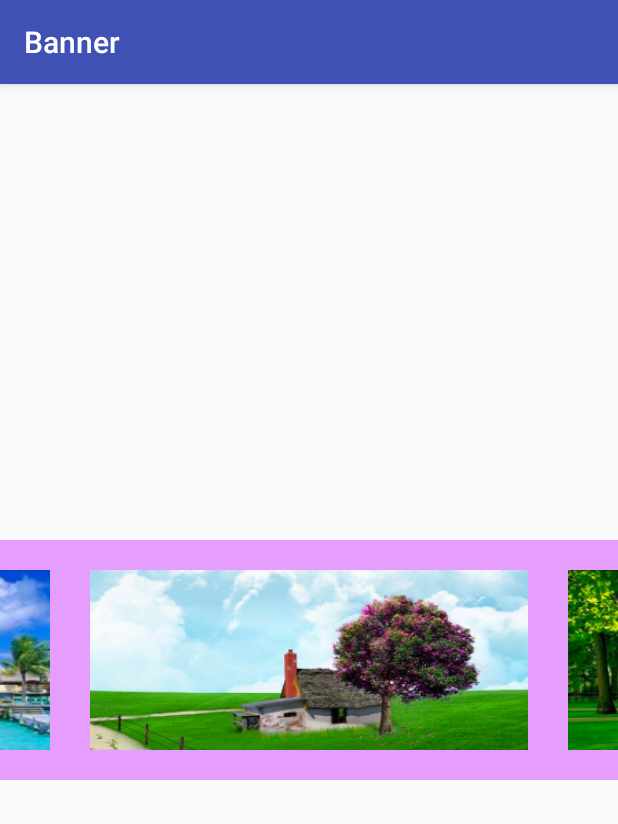
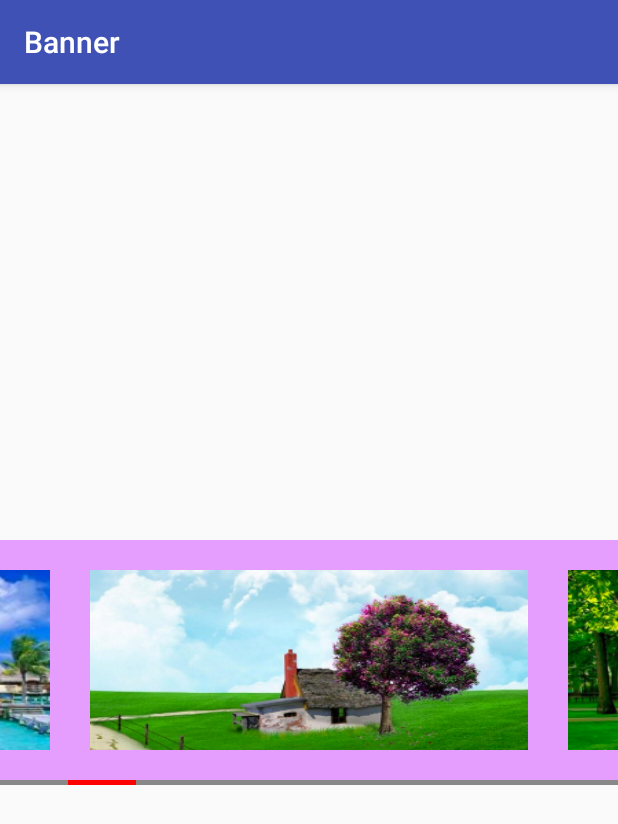
Before and after one commit to shaoruichao/Banner, an Android app: the screen it shows after launch (MainActivity), on a phone screen of 412 x 824 dp. Shown: the top 824 px of the screen. Run offline under Robolectric (Android 15) with nearby library versions, the phone set to English and light mode, and no system bars; our stand-ins replace ButterKnife.

Commit message:
网上无意中看到下划线的指示器，感觉挺不错的，故加之

```diff
--- a/app/src/main/java/com/example/banner/MainActivity.java
+++ b/app/src/main/java/com/example/banner/MainActivity.java
@@ -1,5 +1,6 @@
 package com.example.banner;
 
+import android.graphics.Color;
 import android.os.Bundle;
 import android.os.Handler;
 import android.support.v4.view.PagerAdapter;
@@ -8,6 +9,7 @@ import android.support.v7.app.AppCompatActivity;
 import android.view.View;
 import android.view.ViewGroup;
 import android.widget.ImageView;
+import android.widget.LinearLayout;
 import android.widget.Toast;
 
 import com.example.banner.adapter.ViewPageAdapter;
@@ -24,7 +26,7 @@ import java.util.List;
 import butterknife.BindView;
 import butterknife.ButterKnife;
 
-public class MainActivity extends AppCompatActivity {
+public class MainActivity extends AppCompatActivity implements ViewPager.OnPageChangeListener{
 
     @BindView(R.id.id_viewpager)
     ViewPager idViewpager;
@@ -37,6 +39,9 @@ public class MainActivity extends AppCompatActivity {
 //    private viewPageAdapter mAdapter;
     private ViewPageAdapter mAdapter;
     private Handler handler;
+
+    LinearLayout mLayout;
+    private ArrayList<View> mList = new ArrayList<>();
 
     @Override
     protected void onCreate(Bundle savedInstanceState) {
@@ -62,6 +67,22 @@ public class MainActivity extends AppCompatActivity {
 //        idViewpager.setPageTransformer(true, new RotateDownPageTransformer(new AlphaPageTransformer()));
 //        idViewpager.setPageTransformer(true, new RotateDownPageTransformer(new AlphaPageTransformer(new ScaleInTransformer())));
 
+        mLayout= (LinearLayout) findViewById(R.id.ll_indicator);
+        for (int i = 0; i < imageViews.size(); i++) {
+            View view=new View(this);
+            LinearLayout.LayoutParams layoutParams=new LinearLayout.LayoutParams(0, ViewGroup.LayoutParams.MATCH_PARENT,1.0f);
+            view.setLayoutParams(layoutParams);
+            if(i==0){
+//                view.setBackgroundColor(getResources().getColor(R.color.titleblue));
+//                view.setBackgroundColor(Color.parseColor("#ff00"));
+                view.setBackgroundColor(Color.RED);
+            }
+            mList.add(view);
+            mLayout.addView(view);
+        }
+
+        idViewpager.setOnPageChangeListener(this);
+
         //自动轮播
         handler = new Handler();
         handler.postDelayed(new TimerRunnable(),5000);
@@ -81,6 +102,27 @@ public class MainActivity extends AppCompatActivity {
 
             imageViews.add(imageView);
         }
+    }
+
+    @Override
+    public void onPageScrolled(int position, float positionOffset, int positionOffsetPixels) {
+
+    }
+
+    @Override
+    public void onPageSelected(int position) {
+        for (int i = 0; i < mList.size(); i++) {
+            if (i == position% mList.size()) {
+                mList.get(i).setBackgroundColor(Color.RED);
+            } else {
+                mList.get(i).setBackgroundColor(Color.GRAY);
+            }
+        }
+    }
+
+    @Override
+    public void onPageScrollStateChanged(int state) {
+
     }
 
 
--- a/app/src/main/res/layout/activity_main.xml
+++ b/app/src/main/res/layout/activity_main.xml
@@ -7,6 +7,7 @@
     tools:context="com.example.banner.MainActivity">
 
     <FrameLayout
+        android:id="@+id/fl"
         android:layout_width="match_parent"
         android:layout_height="160dp"
         android:clipChildren="false"
@@ -26,4 +27,20 @@
 
     </FrameLayout>
 
+    <View
+        android:layout_below="@+id/fl"
+        android:layout_width="match_parent"
+        android:layout_height="1dp"
+        android:background="#dadada" />
+
+    <LinearLayout
+        android:id="@+id/ll_indicator"
+        android:layout_width="match_parent"
+        android:layout_height="3dp"
+        android:layout_below="@+id/fl"
+        android:layout_gravity="bottom"
+        android:orientation="horizontal">
+
+    </LinearLayout>
+
 </RelativeLayout>
```
